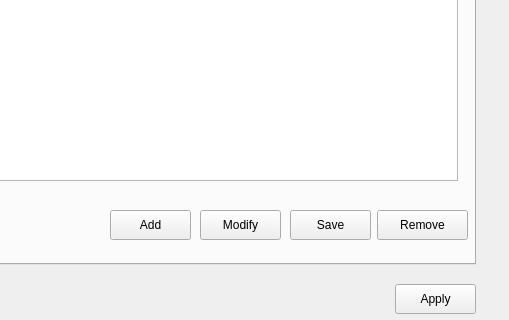
The window that resource/EnvWidget.ui (hsarmiento/rqt_env) describes before a commit, drawn with Qt 5; both pictures show x 345 to 854 and y 246 to 566 of the 854 by 566 pixel window.
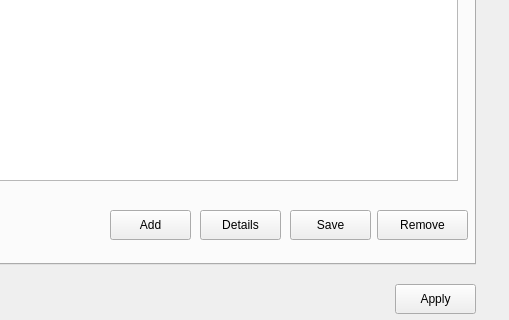
The same window after the commit. The open tabs and pages were chosen to show the change.

Commit message: Rename new_robot to env_dialog_robot. Set robot alias to dialog

```diff
--- a/resource/EnvWidget.ui
+++ b/resource/EnvWidget.ui
@@ -212,7 +212,7 @@
       </rect>
      </property>
      <property name="text">
-      <string>Modify</string>
+      <string>Details</string>
      </property>
     </widget>
     <widget class="QPushButton" name="btnRemoveRobot">
```
Left out of the diff: 4 changed lines with no effect on the pictures. The commit also changes 5 other files.
